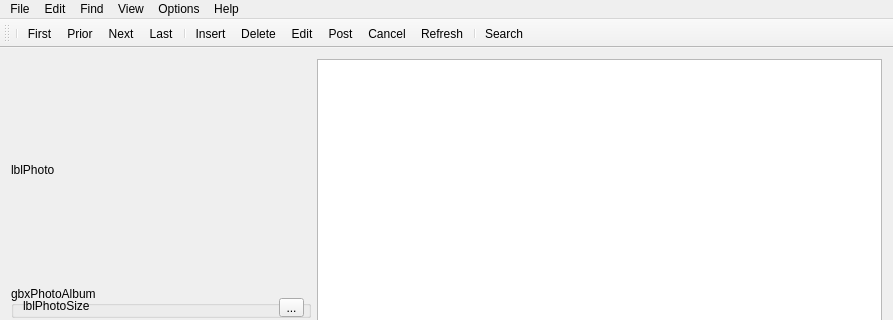
Old version of the form Forms/CMain.ui in the repository skynowa/xxxdb; both pictures show x 0 to 893 and y 0 to 320 of the 893 by 578 pixel window.
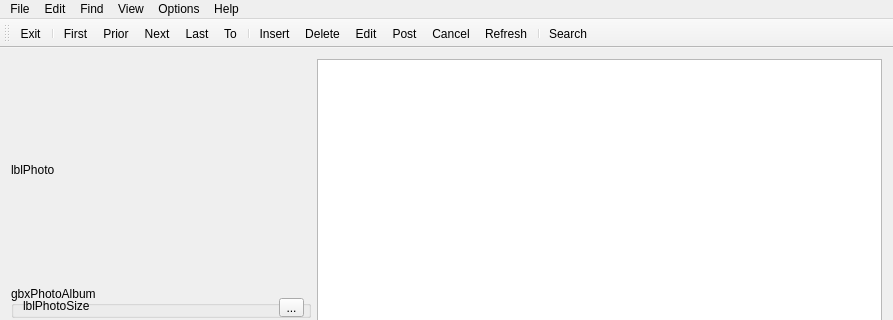
New version of the form. Icons and pictures are not drawn.

The edit to the form file:
```diff
--- a/Forms/CMain.ui
+++ b/Forms/CMain.ui
@@ -177,11 +177,13 @@
    <attribute name="toolBarBreak">
     <bool>false</bool>
    </attribute>
+   <addaction name="actFile_Exit"/>
    <addaction name="separator"/>
    <addaction name="actEdit_First"/>
    <addaction name="actEdit_Prior"/>
    <addaction name="actEdit_Next"/>
    <addaction name="actEdit_Last"/>
+   <addaction name="actEdit_To"/>
    <addaction name="separator"/>
    <addaction name="actEdit_Insert"/>
    <addaction name="actEdit_Delete"/>
@@ -323,6 +325,15 @@
     <string>About</string>
    </property>
   </action>
+  <action name="actEdit_To">
+   <property name="icon">
+    <iconset resource="../Resources/App.qrc">
+     <normaloff>:/Menu/Menu/To.bmp</normaloff>:/Menu/Menu/To.bmp</iconset>
+   </property>
+   <property name="text">
+    <string>To...</string>
+   </property>
+  </action>
  </widget>
  <layoutdefault spacing="6" margin="11"/>
  <resources>
```
Left out of the diff: 3 changed lines with no effect on the pictures.
